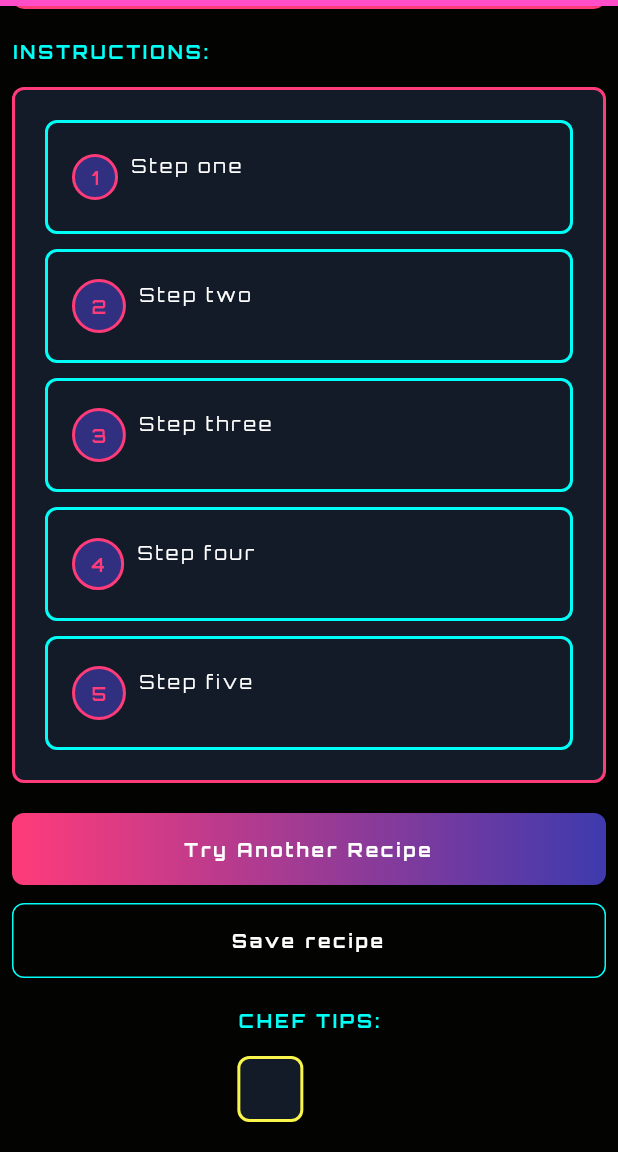
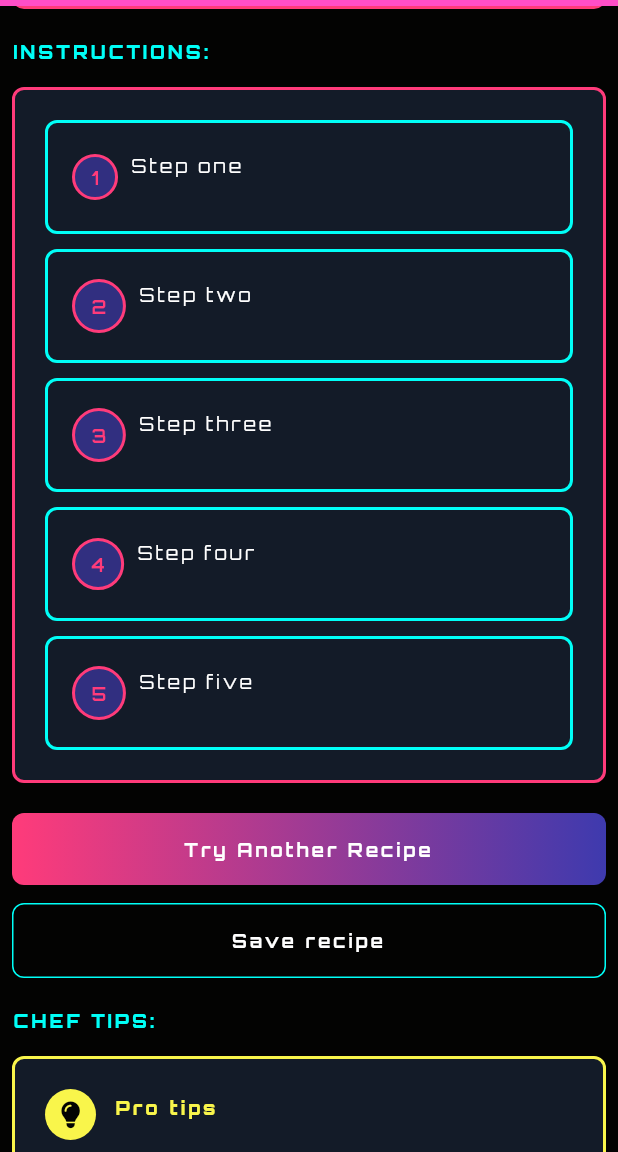
Before and after one commit to Shadowsvg/retro_chef, a Flutter app: the RecipePage screen opened directly, scrolled down 895 dp, on a phone screen of 412 x 824 dp, the part 84-1236 px from its top. Run offline on Flutter 3.47's test engine with Material 3 defaults, Android fonts, the phone set to English and light mode, and no system bars; our stand-ins replace firebase_ai, firebase_auth, firebase_core, flutter_svg, font_awesome_flutter; accounts and stored records are empty.

Commit message:
complete desing of recipe page

```diff
--- a/lib/utils/widgets/pro_tips_widget.dart
+++ b/lib/utils/widgets/pro_tips_widget.dart
@@ -1,6 +1,8 @@
 import 'package:flutter/material.dart';
+import 'package:font_awesome_flutter/font_awesome_flutter.dart';
 import 'package:retro_chef/utils/constants/app_constants.dart';
 import 'package:retro_chef/utils/constants/retro_colors.dart';
+import 'package:retro_chef/utils/widgets/bullet_list_widget.dart';
 import 'package:retro_chef/utils/widgets/retro_container.dart';
 import 'package:retro_chef/utils/widgets/section_title_widget.dart';
 
@@ -17,11 +19,51 @@ class ProTipsWidget extends StatelessWidget {
         SizedBox(height: 16),
         RetroContainer(
           borderColor: RetroColors.highlight,
-          child: Column(children: [
-
-      ],),
+          child: Column(
+            children: [
+              Row(
+                crossAxisAlignment: CrossAxisAlignment.start,
+                children: [
+                  LightBulbIcon(),
+                  SizedBox(width: 12),
+                  Padding(
+                    padding: const EdgeInsets.only(top: 4),
+                    child: Text(
+                      AppConstants.proTips,
+                      style: Theme.of(context).textTheme.labelMedium?.copyWith(
+                        fontWeight: FontWeight.w900,
+                        color: RetroColors.highlight,
+                      ),
+                    ),
+                  ),
+                ],
+              ),
+              SizedBox(height: 8),
+              BulletListWidget(proTipsList: proTipsList),
+            ],
+          ),
         ),
       ],
     );
   }
 }
+
+class LightBulbIcon extends StatelessWidget {
+  const LightBulbIcon({super.key});
+  @override
+  Widget build(BuildContext context) {
+    return Container(
+      decoration: BoxDecoration(
+        color: RetroColors.highlight,
+        shape: BoxShape.circle,
+      ),
+      padding: const EdgeInsets.all(8),
+
+      child: Icon(
+        FontAwesomeIcons.solidLightbulb,
+        color: RetroColors.background,
+        size: 18,
+      ),
+    );
+  }
+}
--- a/lib/utils/widgets/section_title_widget.dart
+++ b/lib/utils/widgets/section_title_widget.dart
@@ -10,7 +10,7 @@ class SectionTitleWidget extends StatelessWidget {
     return Text(
       '${title.toUpperCase()}:',
       style: Theme.of(context).textTheme.labelMedium?.copyWith(
-        fontWeight: FontWeight.bold,
+        fontWeight: FontWeight.w900,
         color: RetroColors.secondary,
       ),
     );
```
Also changed, not shown: lib/utils/widgets/bullet_list_widget.dart (added, +39 -0 lines).
